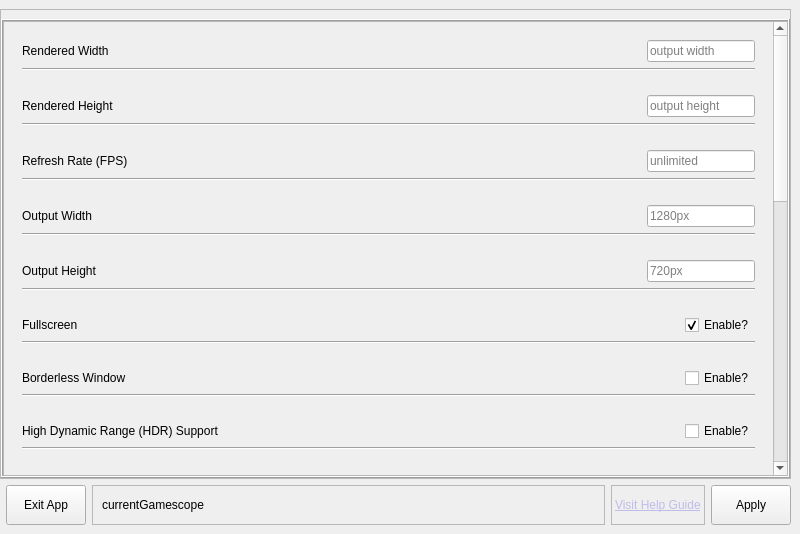
Qt form mainwindow.ui (rfrench3/scopebuddy-gui) before a commit.
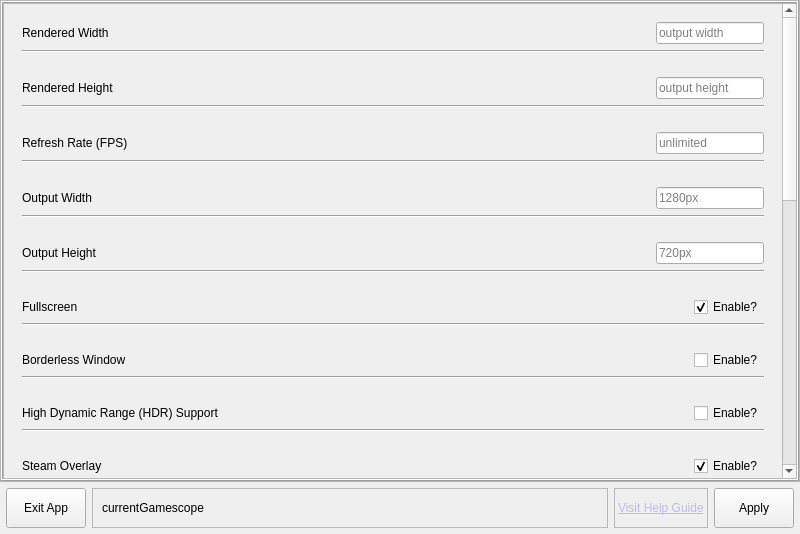
The same form after that commit.

Commit message: clean up main window

What changed in the file:
```diff
--- a/mainwindow.ui
+++ b/mainwindow.ui
@@ -21,9 +21,21 @@
   </property>
   <widget class="QWidget" name="centralwidget">
    <layout class="QVBoxLayout" name="verticalLayout_9">
+    <property name="spacing">
+     <number>6</number>
+    </property>
     <property name="leftMargin">
      <number>0</number>
     </property>
+    <property name="topMargin">
+     <number>0</number>
+    </property>
+    <property name="rightMargin">
+     <number>0</number>
+    </property>
+    <property name="bottomMargin">
+     <number>6</number>
+    </property>
     <item>
      <widget class="QFrame" name="frame_2">
       <property name="frameShape">
@@ -39,6 +51,9 @@
        <property name="leftMargin">
         <number>0</number>
        </property>
+       <property name="topMargin">
+        <number>0</number>
+       </property>
        <property name="rightMargin">
         <number>0</number>
        </property>
@@ -91,8 +106,8 @@
               <property name="geometry">
                <rect>
                 <x>0</x>
-                <y>-273</y>
-                <width>769</width>
+                <y>0</y>
+                <width>775</width>
                 <height>1172</height>
                </rect>
               </property>
@@ -2002,7 +2017,7 @@
            <rect>
             <x>0</x>
             <y>0</y>
-            <width>501</width>
+            <width>495</width>
             <height>36</height>
            </rect>
           </property>
@@ -2068,6 +2083,22 @@
          </property>
         </widget>
        </item>
+       <item>
+        <spacer name="horizontalSpacer">
+         <property name="orientation">
+          <enum>Qt::Orientation::Horizontal</enum>
+         </property>
+         <property name="sizeType">
+          <enum>QSizePolicy::Policy::Fixed</enum>
+         </property>
+         <property name="sizeHint" stdset="0">
+          <size>
+           <width>6</width>
+           <height>1</height>
+          </size>
+         </property>
+        </spacer>
+       </item>
       </layout>
      </widget>
     </item>
```
The commit also changes 1 other file.
